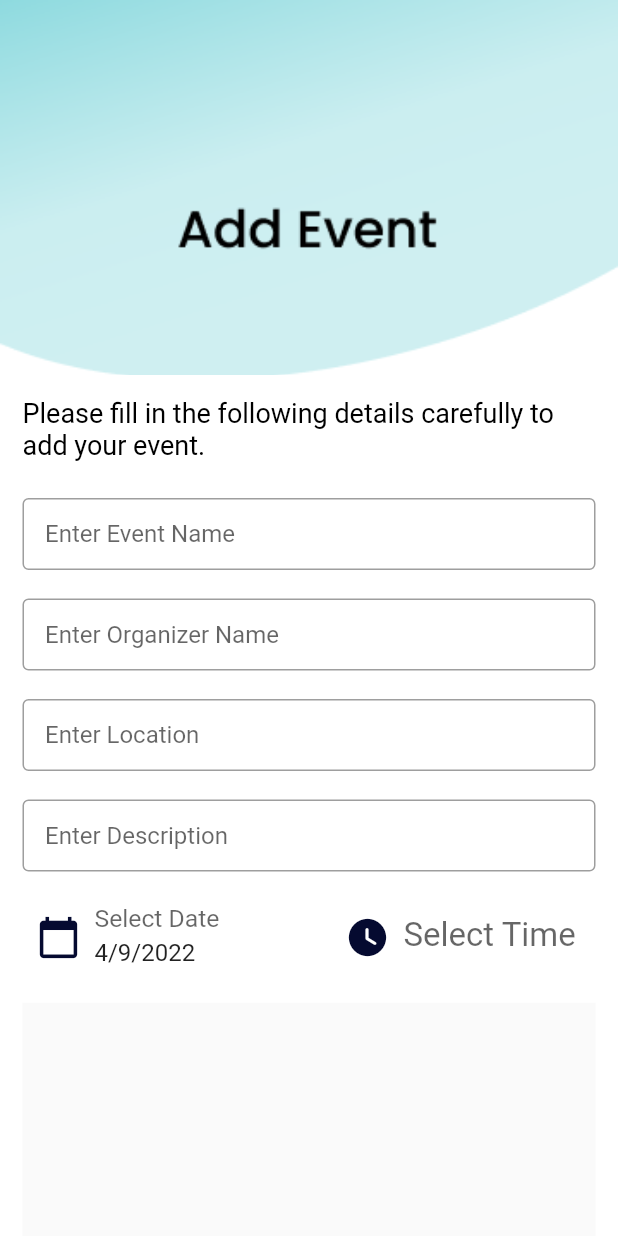
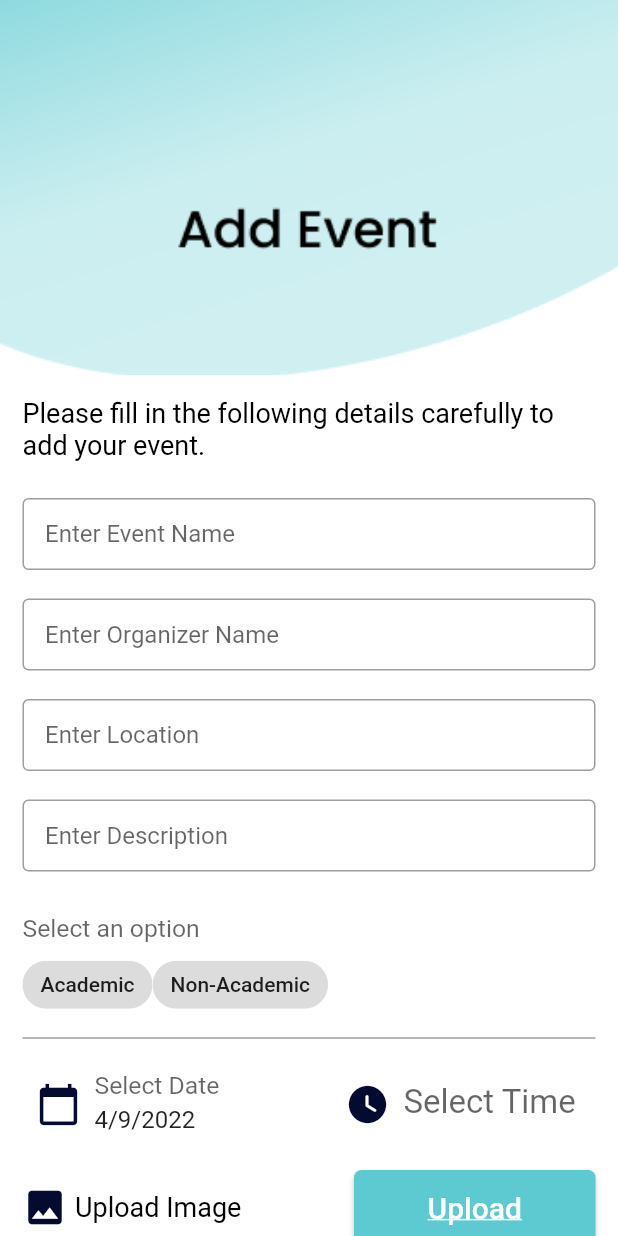
Before and after one commit to meh-noor/LUMS-Social, a Flutter app: the screen it shows after launch, after a tap on "Test Button", on a phone screen of 412 x 824 dp. Run offline on Flutter 3.47's test engine with Material 2 defaults, Android fonts, the light colour scheme and no system bars; drawn by our look-alikes of flutter_form_builder; our stand-ins replace firebase_auth, firebase_core, firebase_storage, flutter_tags, image_picker; accounts and stored records are empty; Roboto replaces fonts that are missing (Poppins).

Commit message:
Add Event Front End Complete

```diff
--- a/lib/screens/Admin/addEvent.dart
+++ b/lib/screens/Admin/addEvent.dart
@@ -1,8 +1,27 @@
+import 'dart:io';
+
 import 'package:flutter/material.dart';
 import 'package:flutter_form_builder/flutter_form_builder.dart';
 import 'package:flutter_tags/flutter_tags.dart';
 import 'package:lums_social_app2/screens/Admin/hashtags.dart';
 import 'package:image_picker/image_picker.dart';
+// import 'package:lums_social_app2/screens/Admin/imageGallery.dart';
+import 'package:lums_social_app2/widget/button_widget.dart';
+import 'package:firebase_storage/firebase_storage.dart';
+import 'package:image_picker/image_picker.dart';
+
+class upload {
+  Future uploadImageToFirebase(BuildContext context) async {
+    final XFile? image =
+        await ImagePicker().pickImage(source: ImageSource.gallery);
+    FirebaseStorage storage = FirebaseStorage.instance;
+    Reference ref = storage.ref().child("images/" + DateTime.now().toString());
+    UploadTask uploadTask = ref.putFile(File(image!.path));
+    uploadTask.then((res) {
+      res.ref.getDownloadURL();
+    });
+  }
+}
 
 class AddEvent extends StatefulWidget {
   @override
@@ -11,6 +30,8 @@ class AddEvent extends StatefulWidget {
 
 class _AddEventState extends State<AddEvent> {
   String email = '';
+  final imageFile = upload();
+
   // List tags = new List(5);
   final _formKey = GlobalKey<FormBuilderState>();
   final _globalKey = GlobalKey<TagsState>();
@@ -50,6 +71,11 @@ class _AddEventState extends State<AddEvent> {
                     left: 15.0, right: 15.0, bottom: 4.0, top: 15.0),
                 child: DescriptionField(),
               ),
+              Padding(
+                padding: const EdgeInsets.only(
+                    left: 15.0, right: 15.0, bottom: 4.0, top: 15.0),
+                child: FilterCategory(),
+              ),
               Row(
                 children: [
                   Expanded(
@@ -64,14 +90,29 @@ class _AddEventState extends State<AddEvent> {
                           child: TimeField())),
                 ],
               ),
+              Row(
+                children: [
+                  Expanded(
+                      child: Padding(
+                          padding: const EdgeInsets.only(
+                              left: 15.0, right: 15.0, bottom: 4.0, top: 8.0),
+                          child: AddImage())),
+                  Expanded(
+                      child: Padding(
+                          padding: const EdgeInsets.only(
+                              left: 30.0, right: 15.0, bottom: 4.0, top: 8.0),
+                          child: ButtonWidget(
+                            text: 'Upload',
+                            onClicked: () =>
+                                imageFile.uploadImageToFirebase(context),
+                          ))),
+                ],
+              ),
               Padding(
-                  padding: const EdgeInsets.only(
-                      left: 15.0, right: 15.0, bottom: 4.0, top: 8.0),
-                  child: SizedBox(
-                    height: size.height,
-                    width: size.width,
-                    child: Hashtags(),
-                  )),
+                padding: const EdgeInsets.only(
+                    left: 15.0, right: 15.0, bottom: 4.0, top: 8.0),
+                child: AddButton(),
+              )
             ]),
           ))
         ]));
@@ -127,12 +168,6 @@ Widget DescriptionField() => FormBuilderTextField(
           contentPadding: const EdgeInsets.only(left: 15.0)),
     );
 
-// Widget DateTime() {
-//   return Row(
-//     children: [DateField(), TimeField()],
-//   );
-// }
-
 Widget DateField() => FormBuilderDateTimePicker(
     name: 'date',
     initialValue: DateTime.now(),
@@ -161,5 +196,37 @@ Widget TimeField() => FormBuilderDateTimePicker(
       // contentPadding: const EdgeInsets.only(left: 15.0)),
     ));
 
-Widget ImageUpload() => Container();
+Widget FilterCategory() => FormBuilderChoiceChip(
+      name: 'choice_chip',
+      padding: EdgeInsets.all(2.0),
+      // runSpacing: 2.0,
+      selectedColor: Color(0xFF5DCAD1),
+      decoration: InputDecoration(
+          labelText: 'Select an option', labelStyle: TextStyle(fontSize: 22)),
+      labelPadding: EdgeInsets.all(2.0),
+      options: [
+        FormBuilderFieldOption(value: 'Test', child: Text('Academic')),
+        FormBuilderFieldOption(value: 'Test 1', child: Text('Non-Academic')),
+      ],
+    );
 //
+Widget AddImage() => Row(
+      children: [
+        Icon(Icons.photo, size: 30, color: Color(0xFF050A30)),
+        Padding(
+            padding: EdgeInsets.all(5.0),
+            child: Text(
+              'Upload Image',
+              style: TextStyle(
+                fontFamily: 'Poppins',
+                color: Colors.black,
+                fontSize: 18,
+                // padding: const EdgeInsets.all(15.0),
+              ),
+            )),
+      ],
+    );
+Widget AddButton() => ButtonWidget(
+    //  0xFF5DCAD1
+    text: 'Add Event',
+    onClicked: () async {});
--- a/lib/screens/Admin/imageGallery.dart
+++ /dev/null
@@ -1,34 +0,0 @@
-import 'dart:html';
-
-import 'package:flutter/cupertino.dart';
-import 'package:flutter/material.dart';
-import 'package:flutter/widgets.dart';
-import 'package:firebase_storage/firebase_storage.dart';
-import 'package:image_picker/image_picker.dart';
-
-class ImageCapture extends StatefulWidget {
-  createState() => _ImageCaptureState();
-}
-
-class _ImageCaptureState extends State<ImageCapture> {
-  // File _imageFile;
-  late File imageFile;
-
-  Future<void> _getFromGallery() async {
-    PickedFile? pickedFile = await ImagePicker().getImage(
-      source: ImageSource.gallery,
-      maxWidth: 1800,
-      maxHeight: 1800,
-    );
-    // if (pickedFile != null) {
-    //   setState(() {
-    //     imageFile = File(pickedFile.path);
-    //   });
-    // }
-  }
-
-  @override
-  Widget build(BuildContext context) {
-    return Scaffold();
-  }
-}
--- a/lib/widget/button_widget.dart
+++ b/lib/widget/button_widget.dart
@@ -16,15 +16,16 @@ class ButtonWidget extends StatelessWidget {
           primary: Color(0xFF5DCAD1),
           minimumSize: Size.fromHeight(50),
           shape: new RoundedRectangleBorder(
-               borderRadius: new BorderRadius.circular(10.0),
-              ),
+            borderRadius: new BorderRadius.circular(5.0),
+          ),
         ),
-
         child: FittedBox(
           child: Text(
             text,
-            style: TextStyle(fontSize: 20, color: Colors.white,
-            decoration: TextDecoration.underline),
+            style: TextStyle(
+                fontSize: 20,
+                color: Colors.white,
+                decoration: TextDecoration.underline),
           ),
         ),
         onPressed: onClicked,
--- a/pubspec.yaml
+++ b/pubspec.yaml
@@ -44,6 +44,8 @@ dependencies:
   flutter_tags: ^0.4.9+1
   flutter_typeahead:
   image_picker: ^0.8.5
+  # firebase_storage: ^3.0.8
+  # firebase_analytics: ^5.0.6
 
 dev_dependencies:
   flutter_test:
```
